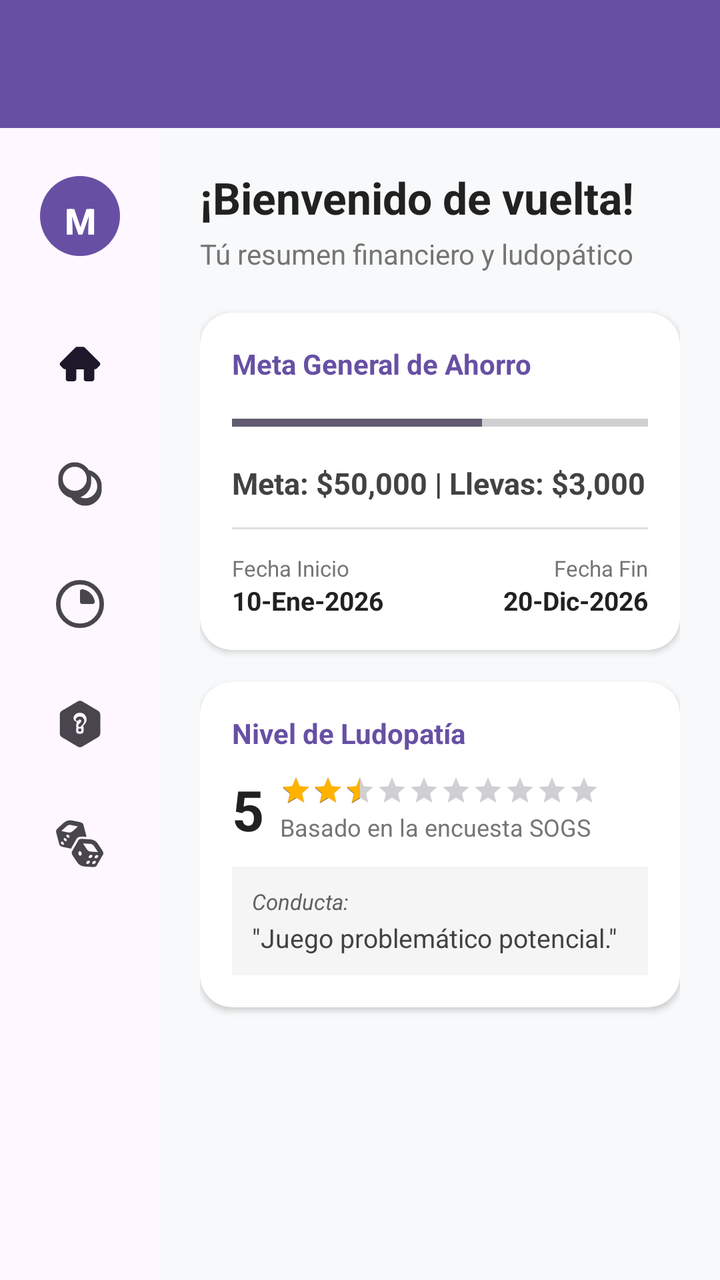
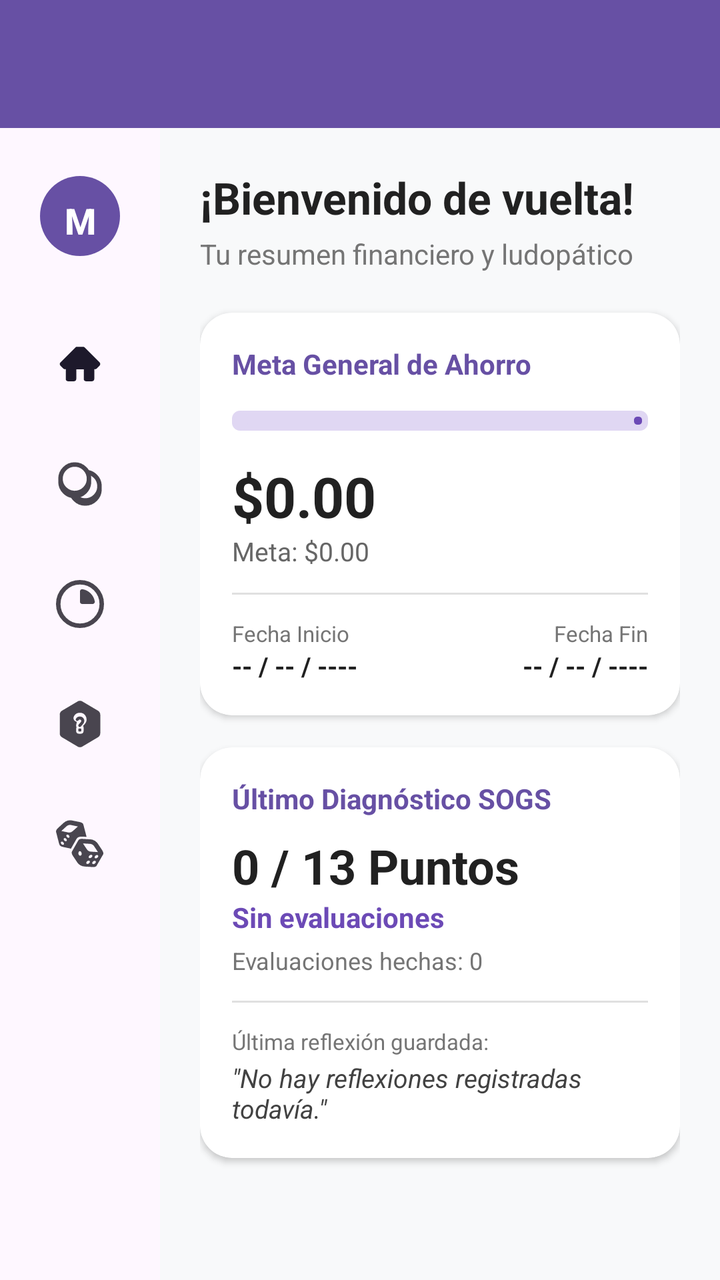

An Android layout rendered at two revisions. The XML below is the earlier revision; the diff shows what the commit changed to produce the second picture.
<!-- AndroidManifest.xml: application theme Theme.Monedicto -->
<!-- res/layout/activity_main.xml -->
<?xml version="1.0" encoding="utf-8"?>
<androidx.constraintlayout.widget.ConstraintLayout
    xmlns:android="http://schemas.android.com/apk/res/android"
    xmlns:app="http://schemas.android.com/apk/res-auto"
    xmlns:tools="http://schemas.android.com/tools"
    android:layout_width="match_parent"
    android:layout_height="match_parent"
    android:fitsSystemWindows="true"
    android:background="#F8F9FA">

    
    <androidx.appcompat.widget.Toolbar
        android:id="@+id/toolbar"
        android:layout_width="0dp"
        android:layout_height="?attr/actionBarSize"
        android:background="?attr/colorPrimary"
        android:theme="@style/ThemeOverlay.AppCompat.Dark.ActionBar"
        app:layout_constraintTop_toTopOf="parent"
        app:layout_constraintStart_toStartOf="parent"
        app:layout_constraintEnd_toEndOf="parent">

        
        <Button
            android:id="@+id/btnMenuToolbar"
            android:layout_width="48dp"
            android:layout_height="48dp"
            android:text="M"
            android:textStyle="bold"
            android:textSize="18sp"
            android:backgroundTint="?attr/colorAccent"
            android:textColor="#FFFFFF"
            android:visibility="gone"
            tools:visibility="visible"/>

    </androidx.appcompat.widget.Toolbar>

    
    <com.google.android.material.navigationrail.NavigationRailView
        android:id="@+id/navigationRail"
        android:layout_width="wrap_content"
        android:layout_height="0dp"
        app:headerLayout="@layout/rail_header"
        app:menu="@menu/menu_rail_iconos"
        app:labelVisibilityMode="unlabeled"
        app:layout_constraintTop_toBottomOf="@id/toolbar"
        app:layout_constraintBottom_toBottomOf="parent"
        app:layout_constraintStart_toStartOf="parent"/>

    
    <ScrollView
        android:layout_width="0dp"
        android:layout_height="0dp"
        android:fillViewport="true"
        app:layout_constraintTop_toBottomOf="@id/toolbar"
        app:layout_constraintBottom_toBottomOf="parent"
        app:layout_constraintStart_toEndOf="@id/navigationRail"
        app:layout_constraintEnd_toEndOf="parent"
        app:layout_horizontalBias="0.0">

        <LinearLayout
            android:layout_width="match_parent"
            android:layout_height="wrap_content"
            android:orientation="vertical"
            android:padding="20dp">

            <TextView
                android:layout_width="wrap_content"
                android:layout_height="wrap_content"
                android:text="¡Bienvenido de vuelta!"
                android:textSize="22sp"
                android:textStyle="bold"
                android:textColor="#212121"
                android:layout_marginBottom="4dp"/>

            <TextView
                android:layout_width="wrap_content"
                android:layout_height="wrap_content"
                android:text="Tú resumen financiero y ludopático"
                android:textSize="14sp"
                android:textColor="#757575"
                android:layout_marginBottom="20dp"/>

            
            <com.google.android.material.card.MaterialCardView
                android:layout_width="match_parent"
                android:layout_height="wrap_content"
                android:layout_marginBottom="16dp"
                app:cardCornerRadius="16dp"
                app:cardElevation="2dp"
                app:cardBackgroundColor="#FFFFFF"
                app:strokeWidth="0dp">

                <LinearLayout
                    android:layout_width="match_parent"
                    android:layout_height="wrap_content"
                    android:orientation="vertical"
                    android:padding="16dp">

                    <TextView
                        android:layout_width="wrap_content"
                        android:layout_height="wrap_content"
                        android:text="Meta General de Ahorro"
                        android:textSize="14sp"
                        android:textStyle="bold"
                        android:textColor="?attr/colorPrimary" />

                    
                    <ProgressBar
                        android:id="@+id/progressAhorro"
                        style="?android:attr/progressBarStyleHorizontal"
                        android:layout_width="match_parent"
                        android:layout_height="12dp"
                        android:layout_marginVertical="14dp"
                        android:max="100"
                        android:progress="60" />

                    
                    <TextView
                        android:id="@+id/txtMetas"
                        android:layout_width="match_parent"
                        android:layout_height="wrap_content"
                        android:text="Meta: $50,000 | Llevas: $3,000"
                        android:textSize="15sp"
                        android:textStyle="bold"
                        android:textColor="#424242"
                        android:layout_marginBottom="12dp"/>

                    
                    <View
                        android:layout_width="match_parent"
                        android:layout_height="1dp"
                        android:background="#E0E0E0"
                        android:layout_marginBottom="12dp"/>

                    
                    <LinearLayout
                        android:layout_width="match_parent"
                        android:layout_height="wrap_content"
                        android:orientation="horizontal">

                        <LinearLayout
                            android:layout_width="0dp"
                            android:layout_height="wrap_content"
                            android:layout_weight="1"
                            android:orientation="vertical">
                            <TextView
                                android:layout_width="wrap_content"
                                android:layout_height="wrap_content"
                                android:text="Fecha Inicio"
                                android:textSize="11sp"
                                android:textColor="#757575"/>
                            <TextView
                                android:id="@+id/txtFechaInicio"
                                android:layout_width="wrap_content"
                                android:layout_height="wrap_content"
                                android:text="10-Ene-2026"
                                android:textSize="13sp"
                                android:textStyle="bold"
                                android:textColor="#212121"/>
                        </LinearLayout>

                        <LinearLayout
                            android:layout_width="0dp"
                            android:layout_height="wrap_content"
                            android:layout_weight="1"
                            android:orientation="vertical"
                            android:gravity="end">
                            <TextView
                                android:layout_width="wrap_content"
                                android:layout_height="wrap_content"
                                android:text="Fecha Fin"
                                android:textSize="11sp"
                                android:textColor="#757575"/>
                            <TextView
                                android:id="@+id/txtFechaFin"
                                android:layout_width="wrap_content"
                                android:layout_height="wrap_content"
                                android:text="20-Dic-2026"
                                android:textSize="13sp"
                                android:textStyle="bold"
                                android:textColor="#212121"/>
                        </LinearLayout>
                    </LinearLayout>
                </LinearLayout>
            </com.google.android.material.card.MaterialCardView>

            
            <com.google.android.material.card.MaterialCardView
                android:layout_width="match_parent"
                android:layout_height="wrap_content"
                android:layout_marginBottom="16dp"
                app:cardCornerRadius="16dp"
                app:cardElevation="2dp"
                app:cardBackgroundColor="#FFFFFF"
                app:strokeWidth="0dp">

                <LinearLayout
                    android:layout_width="match_parent"
                    android:layout_height="wrap_content"
                    android:orientation="vertical"
                    android:padding="16dp">

                    <TextView
                        android:layout_width="wrap_content"
                        android:layout_height="wrap_content"
                        android:text="Nivel de Ludopatía"
                        android:textSize="14sp"
                        android:textStyle="bold"
                        android:textColor="?attr/colorPrimary" />

                    
                    <LinearLayout
                        android:layout_width="match_parent"
                        android:layout_height="wrap_content"
                        android:orientation="horizontal"
                        android:gravity="center_vertical"
                        android:layout_marginVertical="10dp">

                        <TextView
                            android:id="@+id/txtPromedioEncuestas"
                            android:layout_width="wrap_content"
                            android:layout_height="wrap_content"
                            android:text="5"
                            android:textSize="28sp"
                            android:textStyle="bold"
                            android:textColor="#212121"
                            android:layout_marginEnd="8dp"/>

                        <LinearLayout
                            android:layout_width="wrap_content"
                            android:layout_height="wrap_content"
                            android:orientation="vertical">

                            
                            <RatingBar
                                android:id="@+id/ratingBarMini"
                                style="?android:attr/ratingBarStyleSmall"
                                android:layout_width="wrap_content"
                                android:layout_height="wrap_content"
                                android:numStars="10"
                                android:rating="2.5"
                                android:stepSize="0.5"
                                android:progressTint="#FFB300"/>

                            <TextView
                                android:id="@+id/txtTotalOpiniones"
                                android:layout_width="wrap_content"
                                android:layout_height="wrap_content"
                                android:text="Basado en la encuesta SOGS"
                                android:textSize="12sp"
                                android:textColor="#757575"
                                android:layout_marginTop="2dp"/>
                        </LinearLayout>
                    </LinearLayout>

                    
                    <LinearLayout
                        android:layout_width="match_parent"
                        android:layout_height="wrap_content"
                        android:orientation="vertical"
                        android:background="#F5F5F5"
                        android:padding="10dp">

                        <TextView
                            android:layout_width="wrap_content"
                            android:layout_height="wrap_content"
                            android:text="Conducta:"
                            android:textSize="11sp"
                            android:textStyle="italic"
                            android:textColor="#616161"/>

                        <TextView
                            android:id="@+id/txtUltimoComentario"
                            android:layout_width="match_parent"
                            android:layout_height="wrap_content"
                            android:text="&quot;Juego problemático potencial.&quot;"
                            android:textSize="13sp"
                            android:textColor="#424242"
                            android:layout_marginTop="2dp"/>
                    </LinearLayout>
                </LinearLayout>
            </com.google.android.material.card.MaterialCardView>

        </LinearLayout>
    </ScrollView>

</androidx.constraintlayout.widget.ConstraintLayout>
<!-- res/layout/rail_header.xml (included above) -->
<?xml version="1.0" encoding="utf-8"?>
<FrameLayout  xmlns:android="http://schemas.android.com/apk/res/android"
    android:layout_width="match_parent"
    android:layout_height="match_parent"
    android:padding="12dp">

    
    <Button
        android:id="@+id/btnLogo"
        style="@style/Widget.Material3.Button.IconButton.Filled"
        android:layout_width="48dp"
        android:layout_height="48dp"
        android:layout_gravity="center"
        android:text="M"
        android:textStyle="bold"
        android:textSize="18sp" />

</FrameLayout >
<!-- resources referenced by this layout -->
<resources>
  <style name="Theme.Monedicto" parent="Base.Theme.Monedicto" />
  <style name="Base.Theme.Monedicto" parent="Theme.Material3.DayNight.NoActionBar">
          
          
      </style>
</resources>

<!-- the commit's change to res/layout/activity_main.xml (unified diff, before → after) -->
@@ -75,7 +75,7 @@
             <TextView
                 android:layout_width="wrap_content"
                 android:layout_height="wrap_content"
-                android:text="Tú resumen financiero y ludopático"
+                android:text="Tu resumen financiero y ludopático"
                 android:textSize="14sp"
                 android:textColor="#757575"
                 android:layout_marginBottom="20dp"/>
@@ -105,27 +105,37 @@
                         android:textColor="?attr/colorPrimary" />
 
                     
-                    <ProgressBar
-                        android:id="@+id/progressAhorro"
-                        style="?android:attr/progressBarStyleHorizontal"
-                        android:layout_width="match_parent"
-                        android:layout_height="12dp"
+                    <com.google.android.material.progressindicator.LinearProgressIndicator
+                        android:id="@+id/progresoAhorro"
+                        android:layout_width="match_parent"
+                        android:layout_height="wrap_content"
                         android:layout_marginVertical="14dp"
+                        app:trackThickness="10dp"
+                        app:trackCornerRadius="4dp"
                         android:max="100"
-                        android:progress="60" />
-
-                    
-                    <TextView
-                        android:id="@+id/txtMetas"
-                        android:layout_width="match_parent"
-                        android:layout_height="wrap_content"
-                        android:text="Meta: $50,000 | Llevas: $3,000"
-                        android:textSize="15sp"
-                        android:textStyle="bold"
-                        android:textColor="#424242"
+                        android:progress="0"
+                        app:trackColor="#E0D7F3"
+                        app:indicatorColor="#6C4AB6" />
+
+                    
+                    <TextView
+                        android:id="@+id/txtMontoAhorrado"
+                        android:layout_width="match_parent"
+                        android:layout_height="wrap_content"
+                        android:text="$0.00"
+                        android:textSize="28sp"
+                        android:textStyle="bold"
+                        android:textColor="#212121"/>
+
+                    <TextView
+                        android:id="@+id/txtMetaAhorro"
+                        android:layout_width="match_parent"
+                        android:layout_height="wrap_content"
+                        android:text="Meta: $0.00"
+                        android:textSize="13sp"
+                        android:textColor="#666666"
                         android:layout_marginBottom="12dp"/>
 
-                    
                     <View
                         android:layout_width="match_parent"
                         android:layout_height="1dp"
@@ -153,7 +163,7 @@
                                 android:id="@+id/txtFechaInicio"
                                 android:layout_width="wrap_content"
                                 android:layout_height="wrap_content"
-                                android:text="10-Ene-2026"
+                                android:text="-- / -- / ----"
                                 android:textSize="13sp"
                                 android:textStyle="bold"
                                 android:textColor="#212121"/>
@@ -175,7 +185,7 @@
                                 android:id="@+id/txtFechaFin"
                                 android:layout_width="wrap_content"
                                 android:layout_height="wrap_content"
-                                android:text="20-Dic-2026"
+                                android:text="-- / -- / ----"
                                 android:textSize="13sp"
                                 android:textStyle="bold"
                                 android:textColor="#212121"/>
@@ -203,81 +213,67 @@
                     <TextView
                         android:layout_width="wrap_content"
                         android:layout_height="wrap_content"
-                        android:text="Nivel de Ludopatía"
+                        android:text="Último Diagnóstico SOGS"
                         android:textSize="14sp"
                         android:textStyle="bold"
-                        android:textColor="?attr/colorPrimary" />
-
-                    
-                    <LinearLayout
-                        android:layout_width="match_parent"
-                        android:layout_height="wrap_content"
-                        android:orientation="horizontal"
-                        android:gravity="center_vertical"
-                        android:layout_marginVertical="10dp">
-
-                        <TextView
-                            android:id="@+id/txtPromedioEncuestas"
-                            android:layout_width="wrap_content"
-                            android:layout_height="wrap_content"
-                            android:text="5"
-                            android:textSize="28sp"
-                            android:textStyle="bold"
-                            android:textColor="#212121"
-                            android:layout_marginEnd="8dp"/>
-
-                        <LinearLayout
-                            android:layout_width="wrap_content"
-                            android:layout_height="wrap_content"
-                            android:orientation="vertical">
-
-                            
-                            <RatingBar
-                                android:id="@+id/ratingBarMini"
-                                style="?android:attr/ratingBarStyleSmall"
-                                android:layout_width="wrap_content"
-                                android:layout_height="wrap_content"
-                                android:numStars="10"
-                                android:rating="2.5"
-                                android:stepSize="0.5"
-                                android:progressTint="#FFB300"/>
-
-                            <TextView
-                                android:id="@+id/txtTotalOpiniones"
-                                android:layout_width="wrap_content"
-                                android:layout_height="wrap_content"
-                                android:text="Basado en la encuesta SOGS"
-                                android:textSize="12sp"
-                                android:textColor="#757575"
-                                android:layout_marginTop="2dp"/>
-                        </LinearLayout>
-                    </LinearLayout>
-
-                    
-                    <LinearLayout
-                        android:layout_width="match_parent"
-                        android:layout_height="wrap_content"
-                        android:orientation="vertical"
-                        android:background="#F5F5F5"
-                        android:padding="10dp">
-
-                        <TextView
-                            android:layout_width="wrap_content"
-                            android:layout_height="wrap_content"
-                            android:text="Conducta:"
-                            android:textSize="11sp"
-                            android:textStyle="italic"
-                            android:textColor="#616161"/>
-
-                        <TextView
-                            android:id="@+id/txtUltimoComentario"
-                            android:layout_width="match_parent"
-                            android:layout_height="wrap_content"
-                            android:text="&quot;Juego problemático potencial.&quot;"
-                            android:textSize="13sp"
-                            android:textColor="#424242"
-                            android:layout_marginTop="2dp"/>
-                    </LinearLayout>
+                        android:textColor="?attr/colorPrimary"
+                        android:layout_marginBottom="8dp" />
+
+                    
+                    <TextView
+                        android:id="@+id/txtResultadoSogs"
+                        android:layout_width="match_parent"
+                        android:layout_height="wrap_content"
+                        android:text="0 / 13 Puntos"
+                        android:textSize="24sp"
+                        android:textStyle="bold"
+                        android:textColor="#212121" />
+
+                    
+                    <TextView
+                        android:id="@+id/txtClasificacionSogs"
+                        android:layout_width="match_parent"
+                        android:layout_height="wrap_content"
+                        android:text="Sin evaluaciones"
+                        android:textSize="14sp"
+                        android:textStyle="bold"
+                        android:textColor="#6C4AB6"
+                        android:layout_marginBottom="4dp" />
+
+                    
+                    <TextView
+                        android:id="@+id/txtTotalEncuestas"
+                        android:layout_width="match_parent"
+                        android:layout_height="wrap_content"
+                        android:text="Evaluaciones hechas: 0"
+                        android:textSize="12sp"
+                        android:textColor="#757575"
+                        android:layout_marginBottom="12dp" />
+
+                    <View
+                        android:layout_width="match_parent"
+                        android:layout_height="1dp"
+                        android:background="#E0E0E0"
+                        android:layout_marginBottom="12dp"/>
+
+                    <TextView
+                        android:layout_width="match_parent"
+                        android:layout_height="wrap_content"
+                        android:text="Última reflexión guardada:"
+                        android:textSize="11sp"
+                        android:textColor="#757575"
+                        android:layout_marginBottom="2dp" />
+
+                    
+                    <TextView
+                        android:id="@+id/txtUltimaReflexion"
+                        android:layout_width="match_parent"
+                        android:layout_height="wrap_content"
+                        android:text="\&quot;No hay reflexiones registradas todavía.\&quot;"
+                        android:textSize="13sp"
+                        android:textStyle="italic"
+                        android:textColor="#424242"/>
+
                 </LinearLayout>
             </com.google.android.material.card.MaterialCardView>
 
